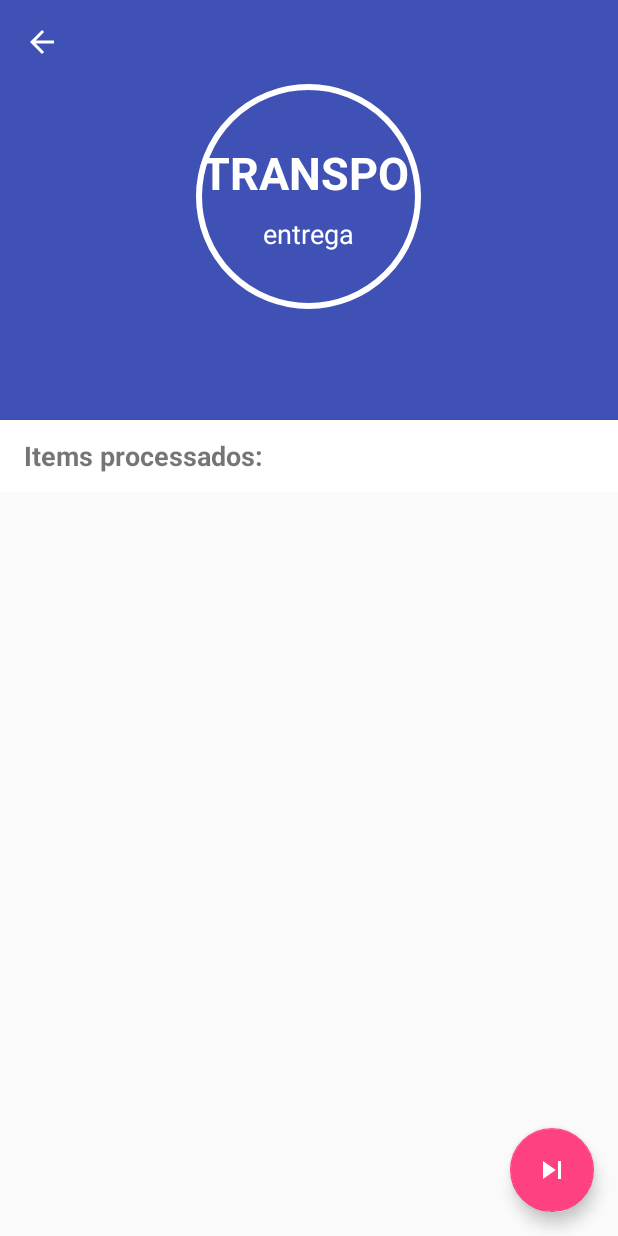
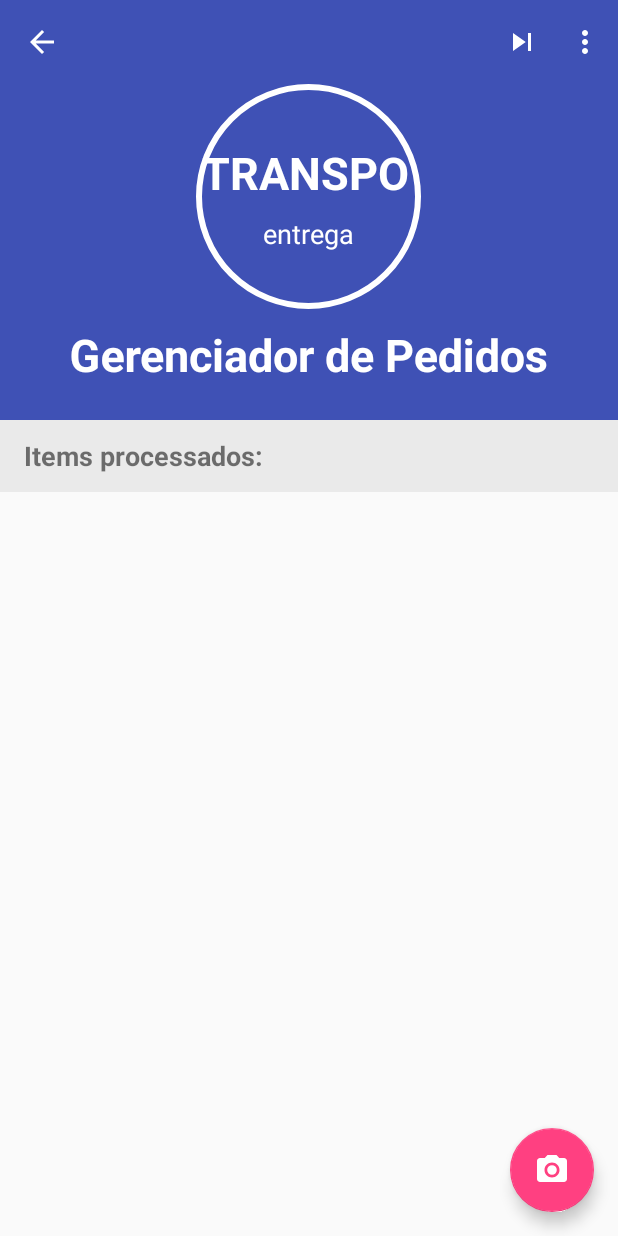
Before and after one commit to aaascp/gerenciador_pedidos, an Android app: the OrderDetailsActivity screen opened directly, with no data from a screen before it, on a phone screen of 412 x 824 dp. Run offline under Robolectric (Android 15) with nearby library versions, the phone set to English and light mode, and no system bars; our stand-ins replace ButterKnife; 2 statements that could not run were skipped.

Commit message:
Creating order details menu

```diff
--- a/app/src/main/java/br/com/aaascp/gerenciadordepedidos/presentation/ui/main/MainActivity.java
+++ b/app/src/main/java/br/com/aaascp/gerenciadordepedidos/presentation/ui/main/MainActivity.java
@@ -2,9 +2,6 @@ package br.com.aaascp.gerenciadordepedidos.presentation.ui.main;
 
 import android.os.Bundle;
 import android.support.annotation.NonNull;
-import android.support.design.widget.FloatingActionButton;
-import android.support.design.widget.Snackbar;
-import android.view.View;
 import android.support.design.widget.NavigationView;
 import android.support.v4.view.GravityCompat;
 import android.support.v4.widget.DrawerLayout;
--- a/app/src/main/java/br/com/aaascp/gerenciadordepedidos/presentation/ui/order/details/OrderDetailsActivity.java
+++ b/app/src/main/java/br/com/aaascp/gerenciadordepedidos/presentation/ui/order/details/OrderDetailsActivity.java
@@ -6,6 +6,8 @@ import android.os.Bundle;
 import android.support.annotation.Nullable;
 import android.support.v7.widget.RecyclerView;
 import android.support.v7.widget.Toolbar;
+import android.view.Menu;
+import android.view.MenuItem;
 import android.view.View;
 import android.widget.TextView;
 
@@ -72,7 +74,26 @@ public final class OrderDetailsActivity extends BaseActivity {
             }
         });
 
+        setSupportActionBar(toolbar);
         setupOrder();
+    }
+
+    @Override
+    public boolean onCreateOptionsMenu(Menu menu) {
+        getMenuInflater().inflate(R.menu.menu_order_details, menu);
+        return true;
+    }
+
+    @Override
+    public boolean onOptionsItemSelected(MenuItem item) {
+        int id = item.getItemId();
+
+        if (id == R.id.menu_order_details_more_details) {
+            return true;
+        } else if (id == R.id.menu_order_details_clear) {
+            return true;
+        }
+        return super.onOptionsItemSelected(item);
     }
 
     @OnClick(R.id.order_details_fab)
--- /dev/null
+++ b/app/src/main/res/drawable/ic_camera_white_vector.xml
@@ -0,0 +1,12 @@
+<vector xmlns:android="http://schemas.android.com/apk/res/android"
+        android:width="24dp"
+        android:height="24dp"
+        android:viewportWidth="24.0"
+        android:viewportHeight="24.0">
+    <path
+        android:fillColor="#FFFFFF"
+        android:pathData="M12,12m-3.2,0a3.2,3.2 0,1 1,6.4 0a3.2,3.2 0,1 1,-6.4 0"/>
+    <path
+        android:fillColor="#FFFFFF"
+        android:pathData="M9,2L7.17,4L4,4c-1.1,0 -2,0.9 -2,2v12c0,1.1 0.9,2 2,2h16c1.1,0 2,-0.9 2,-2L22,6c0,-1.1 -0.9,-2 -2,-2h-3.17L15,2L9,2zM12,17c-2.76,0 -5,-2.24 -5,-5s2.24,-5 5,-5 5,2.24 5,5 -2.24,5 -5,5z"/>
+</vector>
--- a/app/src/main/res/layout/activity_order_details.xml
+++ b/app/src/main/res/layout/activity_order_details.xml
@@ -39,7 +39,7 @@
         <LinearLayout
             android:layout_width="match_parent"
             android:layout_height="48dp"
-            android:background="@color/cardview_light_background"
+            android:background="@color/light_grey"
             android:orientation="horizontal">
 
             <TextView
@@ -78,6 +78,6 @@
         android:layout_gravity="right|bottom"
         android:layout_marginBottom="16dp"
         android:layout_marginRight="16dp"
-        android:src="@drawable/ic_skip_next_white_vector" />
+        android:src="@drawable/ic_camera_white_vector" />
 
 </android.support.design.widget.CoordinatorLayout>
--- /dev/null
+++ b/app/src/main/res/menu/menu_order_details.xml
@@ -0,0 +1,20 @@
+<?xml version="1.0" encoding="utf-8"?>
+<menu xmlns:android="http://schemas.android.com/apk/res/android"
+    xmlns:app="http://schemas.android.com/apk/res-auto">
+
+    <item
+        android:id="@+id/menu_order_details_skip"
+        android:title="@string/menu_order_details_skip"
+        android:icon="@drawable/ic_skip_next_white_vector"
+        app:showAsAction="ifRoom"/>
+
+    <item
+        android:id="@+id/menu_order_details_more_details"
+        android:title="@string/menu_order_details_more_details"
+        app:showAsAction="never"/>
+
+    <item
+        android:id="@+id/menu_order_details_clear"
+        android:title="@string/menu_order_details_clear"
+        app:showAsAction="never"/>
+</menu>
--- a/app/src/main/res/values/colors.xml
+++ b/app/src/main/res/values/colors.xml
@@ -4,7 +4,8 @@
     <color name="primary_dark">#303F9F</color>
     <color name="accent">#FF4081</color>
     <color name="primary_text">@color/greyish_brown</color>
-    <color name="secundary_text">@color/warm_grey</color>
+    <color name="secondary_text">@color/warm_grey</color>
+    <color name="light_grey">#EAEAEA</color>
     <color name="warm_grey">#929292</color>
     <color name="greyish_brown">#444444</color>
 </resources>
--- a/app/src/main/res/values/strings.xml
+++ b/app/src/main/res/values/strings.xml
@@ -5,6 +5,10 @@
     <string name="navigation_drawer_close">Fecha Navigation Drawer</string>
 
     <string name="menu_preferences">Preferências</string>
+
+    <string name="menu_order_details_more_details">Detalhes</string>
+    <string name="menu_order_details_clear">Limpar</string>
+    <string name="menu_order_details_skip">Pular</string>
 
     <string name="nav_orders_list">Lista de Pedidos</string>
     <string name="nav_find_order">Encontrar Pedido</string>
--- a/app/src/main/res/values/styles.xml
+++ b/app/src/main/res/values/styles.xml
@@ -4,6 +4,11 @@
         <item name="colorPrimary">@color/primary</item>
         <item name="colorPrimaryDark">@color/primary_dark</item>
         <item name="colorAccent">@color/accent</item>
+        <item name="actionOverflowButtonStyle">@style/ToolbarOverflowIcon</item>
+    </style>
+
+    <style name="ToolbarOverflowIcon" parent="Widget.AppCompat.ActionButton.Overflow">
+        <item name="android:tint">@android:color/white</item>
     </style>
 
     <style name="OrdersList.Base" parent="AppTheme">
@@ -16,7 +21,7 @@
     </style>
 
     <style name="OrdersList.Values" parent="OrdersList.Base">
-        <item name="android:textColor">@color/secundary_text</item>
+        <item name="android:textColor">@color/secondary_text</item>
     </style>
 
     <style name="ToolbarStyle" parent="AppTheme">
```
